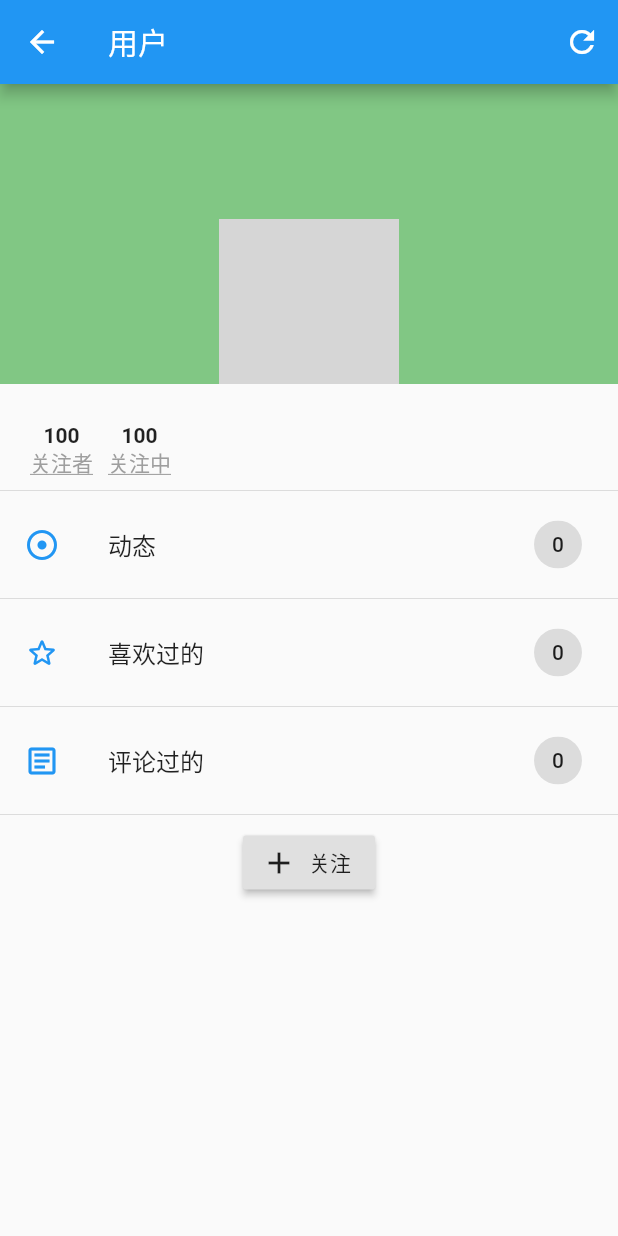
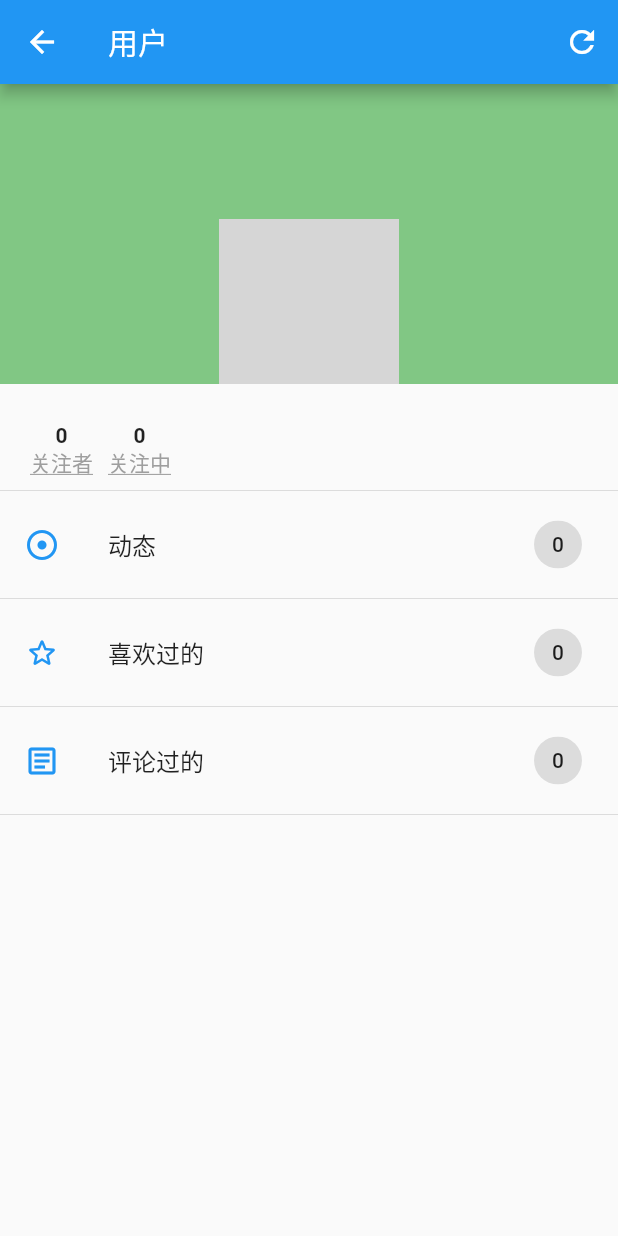
Before and after one commit to biningo/boil, a Flutter app: the UserInfoPage screen opened directly with empty values, on a phone screen of 412 x 824 dp. Run offline on Flutter 3.47's test engine with Material 2 defaults, Android fonts, the phone set to English and light mode, and no system bars; our stand-ins replace dio, shared_preferences; accounts and stored records are empty; network calls fail; grey boxes are pictures that could not be loaded.

Commit message:
feat: follow

```diff
--- a/lib/pages/boil/boil_item.dart
+++ b/lib/pages/boil/boil_item.dart
@@ -3,7 +3,6 @@ import 'package:boil/pages/boil/boil_bottom.dart';
 import 'package:boil/pages/boil/boil_detail.dart';
 import 'package:boil/pages/boil/boil_list.dart';
 import 'package:boil/pages/boil/boil_user_component.dart';
-import 'package:boil/pages/user/user_info.dart';
 import 'package:boil/utils.dart';
 import 'package:flutter/material.dart';
 
--- a/lib/pages/user/user_info.dart
+++ b/lib/pages/user/user_info.dart
@@ -1,6 +1,5 @@
 import 'package:boil/network.dart';
 import 'package:boil/pages/user/user_info_component.dart';
-import 'package:boil/utils.dart';
 import 'package:dio/dio.dart';
 import 'package:flutter/material.dart';
 
@@ -53,24 +52,6 @@ class _UserInfoPageState extends State<UserInfoPage> {
                 })
           ],
         ),
-      body: Column(children: [
-        UserInfoComponent(userInfo),
-        RaisedButton.icon(
-          onPressed: () {
-            if (GlobalState['isLogin'] == false) {
-              Navigator.pushNamedAndRemoveUntil(
-                  context, "/user", (route) => route == null);
-              return;
-            }
-            setState(() {
-              userInfo['isFollow'] = !userInfo['isFollow'];
-            });
-          },
-          icon: Icon(userInfo['isFollow'] ? Icons.face : Icons.add),
-          color: userInfo['isFollow'] ? Colors.blue[200] : Colors.grey[300],
-          label: Text(userInfo['isFollow'] ? "取消关注" : "关注"),
-        )
-      ]),
-    );
+        body: UserInfoComponent(userInfo));
   }
 }
--- a/lib/pages/user/user_info_component.dart
+++ b/lib/pages/user/user_info_component.dart
@@ -41,9 +41,11 @@ class UserInfoComponent extends StatelessWidget {
             padding: EdgeInsets.fromLTRB(20, 0, 0, 0),
             child: Row(
               children: [
-                FollowTitleComponent(100, "关注者", userInfo['id']),
+                FollowTitleComponent(
+                    userInfo['followerCount'], "关注者", userInfo['id']),
                 SizedBox(width: 10),
-                FollowTitleComponent(100, "关注中", userInfo['id']),
+                FollowTitleComponent(
+                    userInfo['followingCount'], "关注中", userInfo['id']),
               ],
             ),
           ),
@@ -124,9 +126,9 @@ class FollowTitleComponent extends StatelessWidget {
         String pageTitle = title + "(${count})";
         String api;
         if (title == "关注者") {
-          api = "关注着api";
+          api = "/user/list/follower/${uid}";
         } else {
-          api = "关注中API";
+          api = "/user/list/following/${uid}";
         }
         Navigator.push(
             context,
```
Also changed, not shown: lib/pages/boil/boil_user_component.dart (+17 -9 lines), lib/pages/follow/follow.dart (+27 -1 lines), lib/pages/follow/follow_user_list.dart (+22 -27 lines). Lines whose indentation alone changed are shown as unchanged.
